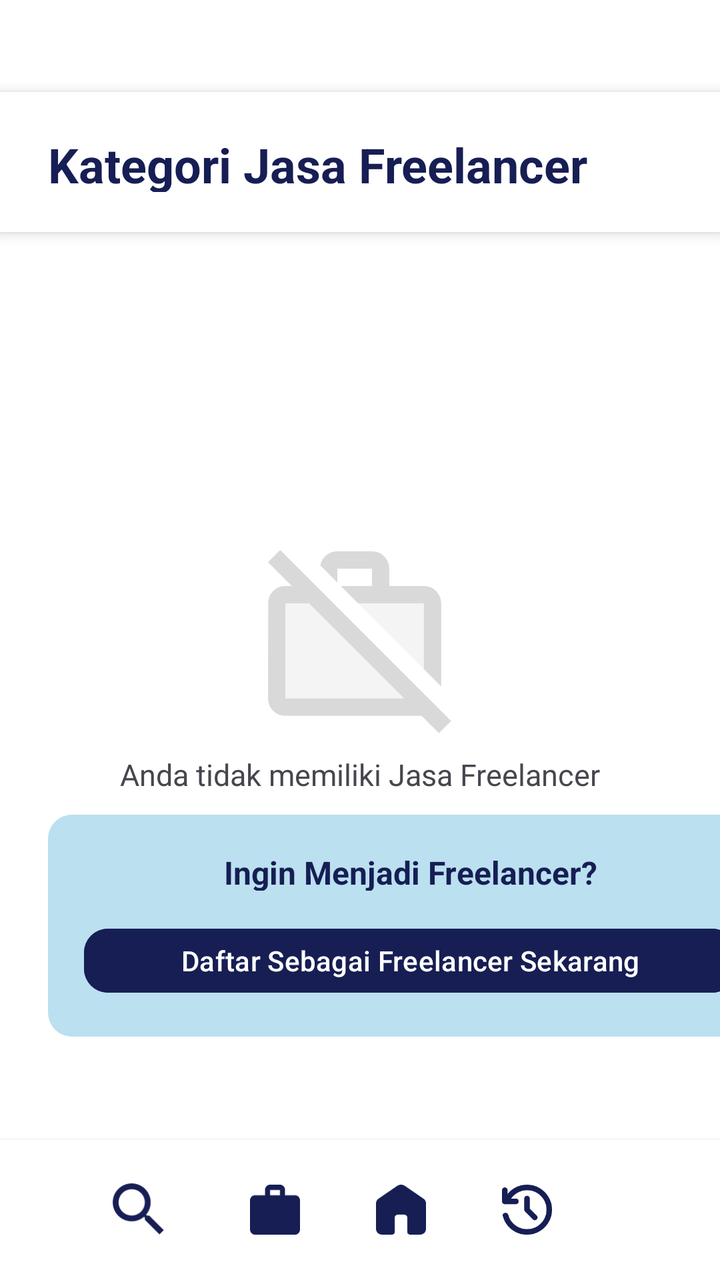
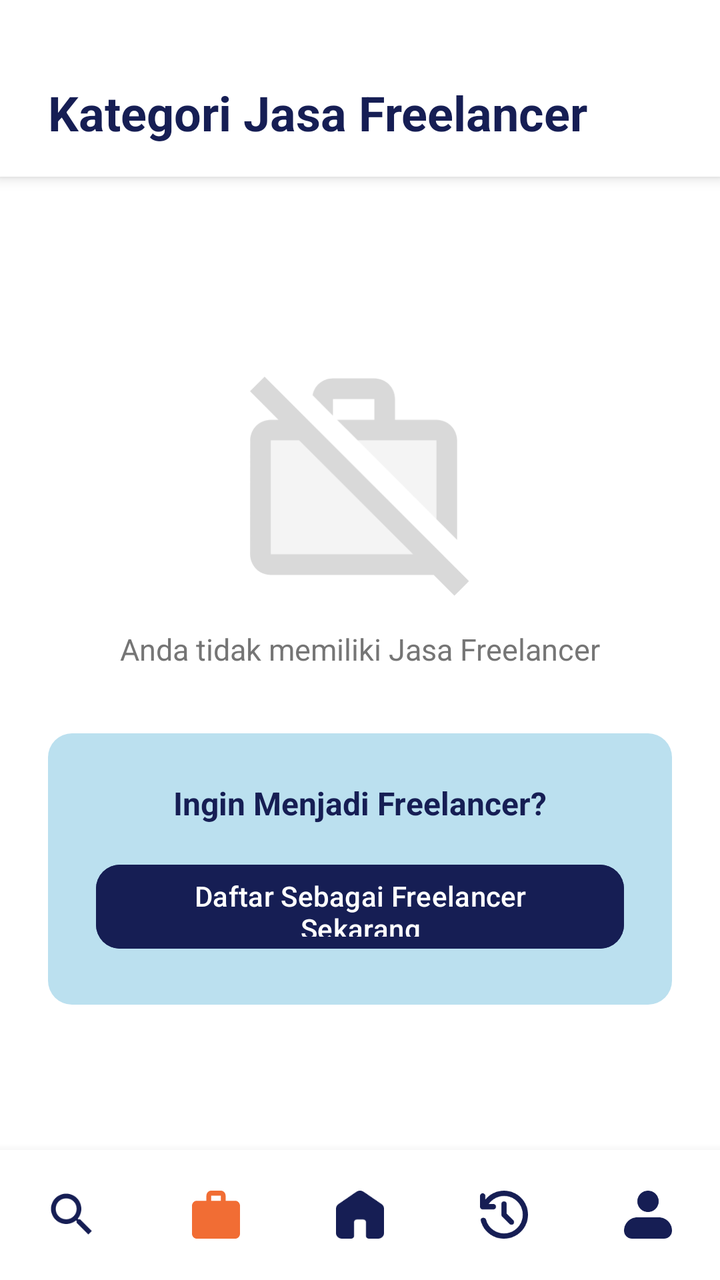

Compare the two renders of this Android layout. The source of the first and the diff that turns it into the second are given below.
<!-- AndroidManifest.xml: application theme Theme.KelolaJasa -->
<!-- res/layout/kelolajasafreelancer1.xml -->
<?xml version="1.0" encoding="utf-8"?>
<androidx.constraintlayout.widget.ConstraintLayout xmlns:android="http://schemas.android.com/apk/res/android"
    xmlns:app="http://schemas.android.com/apk/res-auto"
    xmlns:tools="http://schemas.android.com/tools"
    android:layout_width="match_parent"
    android:layout_height="match_parent"
    android:background="#FFFFFF">

    
    <LinearLayout
        android:id="@+id/linearLayout"
        android:layout_width="match_parent"
        android:layout_height="70dp"
        android:layout_marginTop="46dp"
        android:background="#FFFFFF"
        android:elevation="4dp"
        android:gravity="center_vertical"
        android:orientation="horizontal"
        android:paddingStart="24dp"
        android:paddingEnd="24dp"
        app:layout_constraintStart_toStartOf="parent"
        app:layout_constraintTop_toTopOf="parent">

        <TextView
            android:layout_width="wrap_content"
            android:layout_height="30dp"
            android:background="#ffffff"
            android:drawablePadding="8dp"
            android:gravity="center_vertical"
            android:paddingEnd="24dp"
            android:text="Kategori Jasa Freelancer"
            android:textColor="#161E54"
            android:textSize="24sp"
            android:textStyle="bold" />
    </LinearLayout>

    
    <LinearLayout
        android:id="@+id/linearLayout2"
        android:layout_width="match_parent"
        android:layout_height="70dp"
        android:background="#FFFFFF"
        android:elevation="4dp"
        android:gravity="center_vertical"
        android:orientation="horizontal"
        android:paddingStart="52dp"
        android:paddingEnd="52dp"
        app:layout_constraintStart_toStartOf="parent"
        app:layout_constraintBottom_toBottomOf="parent"
        app:layout_constraintEnd_toEndOf="parent">

        <ImageView
            android:id="@+id/btncari"
            android:layout_width="35dp"
            android:layout_height="35dp"
            android:layout_marginEnd="38dp"
            android:src="@drawable/icon_search"
            app:tint="#161E54"/>

        <ImageView
            android:id="@+id/btnbag"
            android:layout_width="25dp"
            android:layout_height="25dp"
            android:layout_marginEnd="38dp"
            android:src="@drawable/ic_bag" />

        <ImageView
            android:id="@+id/btnhome"
            android:layout_width="25dp"
            android:layout_height="25dp"
            android:layout_marginEnd="38dp"
            android:src="@drawable/ic_home" />

        <ImageView
            android:id="@+id/btnriwayat"
            android:layout_width="25dp"
            android:layout_height="25dp"
            android:layout_marginEnd="38dp"
            android:src="@drawable/ic_history" />

        <ImageView
            android:id="@+id/btnprofil"
            android:layout_width="25dp"
            android:layout_height="25dp"
            android:src="@drawable/ic_profilbtn" />
    </LinearLayout>

    <ImageView
        android:id="@+id/tdkadajasa"
        android:layout_width="92dp"
        android:layout_height="92dp"
        android:layout_marginStart="159.5dp"
        android:layout_marginTop="159dp"
        android:layout_marginEnd="159.5dp"
        android:src="@drawable/ic_tdkadajasa"
        app:layout_constraintEnd_toEndOf="parent"
        app:layout_constraintStart_toStartOf="parent"
        app:layout_constraintTop_toBottomOf="@+id/linearLayout" />

    <TextView
        android:id="@+id/textView2"
        android:layout_width="wrap_content"
        android:layout_height="wrap_content"
        android:layout_marginStart="86dp"
        android:layout_marginTop="10dp"
        android:layout_marginEnd="86dp"
        android:text="Anda tidak memiliki Jasa Freelancer"
        android:textSize="15sp"
        android:textStyle="normal"
        app:layout_constraintEnd_toEndOf="parent"
        app:layout_constraintStart_toStartOf="parent"
        app:layout_constraintTop_toBottomOf="@+id/tdkadajasa" />

    <LinearLayout
        android:layout_width="364dp"
        android:layout_height="111dp"
        android:orientation="vertical"
        android:layout_marginTop="10dp"
        android:layout_marginStart="24dp"
        android:gravity="center_vertical"
        android:background="@drawable/bg_daftarjasa"
        app:layout_constraintStart_toStartOf="parent"
        app:layout_constraintTop_toBottomOf="@+id/textView2">

        <TextView
            android:layout_width="wrap_content"
            android:layout_height="20dp"
            android:layout_marginStart="88dp"
            android:text="Ingin Menjadi Freelancer?"
            android:textColor="#161E54"
            android:textSize="16sp"
            android:textStyle="bold"
            app:layout_constraintStart_toStartOf="parent"
            app:layout_constraintTop_toTopOf="parent"
            tools:ignore="MissingConstraints" />

        <Button
            android:id="@+id/dftrfreelancer"
            android:layout_width="326dp"
            android:layout_height="40dp"
            android:layout_marginStart="18dp"
            android:layout_marginTop="15dp"
            android:backgroundTint="#161E54"
            app:cornerRadius="12dp"
            android:text="Daftar Sebagai Freelancer Sekarang"
            android:textSize="14sp"/>

    </LinearLayout>

</androidx.constraintlayout.widget.ConstraintLayout>
<!-- resources referenced by this layout -->
<resources>
  <!-- drawable bg_daftarjasa (drawable) -->
  <shape xmlns:android="http://schemas.android.com/apk/res/android">
      <solid android:color="#BBE0EF"/>
      <corners android:radius="12dp"/>
  </shape>
  <!-- drawable ic_bag (drawable) -->
  <vector xmlns:android="http://schemas.android.com/apk/res/android" android:autoMirrored="true" android:height="20dp" android:viewportHeight="20" android:viewportWidth="20" android:width="20dp">
        
      <path android:fillColor="#161E54" android:pathData="M2,20C1.45,20 0.979,19.794 0.588,19.382C0.197,18.97 0.001,18.474 0,17.895V6.316C0,5.737 0.196,5.241 0.588,4.829C0.98,4.418 1.451,4.211 2,4.211H6V2.105C6,1.526 6.196,1.031 6.588,0.619C6.98,0.207 7.451,0.001 8,0H12C12.55,0 13.021,0.206 13.413,0.619C13.805,1.032 14.001,1.527 14,2.105V4.211H18C18.55,4.211 19.021,4.417 19.413,4.829C19.805,5.242 20.001,5.738 20,6.316V17.895C20,18.474 19.804,18.969 19.413,19.382C19.022,19.795 18.551,20.001 18,20H2ZM8,4.211H12V2.105H8V4.211Z"/>
      
  </vector>
  <!-- drawable ic_profilbtn (drawable) -->
  <vector xmlns:android="http://schemas.android.com/apk/res/android" android:autoMirrored="true" android:height="20dp" android:viewportHeight="20" android:viewportWidth="20" android:width="20dp">
        
      <path android:fillColor="#161E54" android:fillType="evenOdd" android:pathData="M5.556,4.444C5.556,3.266 6.024,2.135 6.857,1.302C7.691,0.468 8.821,0 10,0C11.179,0 12.309,0.468 13.143,1.302C13.976,2.135 14.444,3.266 14.444,4.444C14.444,5.623 13.976,6.754 13.143,7.587C12.309,8.421 11.179,8.889 10,8.889C8.821,8.889 7.691,8.421 6.857,7.587C6.024,6.754 5.556,5.623 5.556,4.444ZM5.556,11.111C4.082,11.111 2.669,11.696 1.627,12.738C0.585,13.78 0,15.193 0,16.667C0,17.551 0.351,18.399 0.976,19.024C1.601,19.649 2.449,20 3.333,20H16.667C17.551,20 18.399,19.649 19.024,19.024C19.649,18.399 20,17.551 20,16.667C20,15.193 19.415,13.78 18.373,12.738C17.331,11.696 15.918,11.111 14.444,11.111H5.556Z"/>
      
  </vector>
  <!-- drawable ic_tdkadajasa (drawable) -->
  <vector xmlns:android="http://schemas.android.com/apk/res/android" android:autoMirrored="true" android:height="93dp" android:viewportHeight="93" android:viewportWidth="93" android:width="93dp">
        
      <path android:fillAlpha="0.15" android:fillColor="#B3B3B3" android:pathData="M8.794,26.95V75.075H68.906L20.781,26.95H8.794ZM45.544,26.95L78.794,60.2V26.95H45.544Z" android:strokeAlpha="0.3"/>
        
      <path android:fillAlpha="0.5" android:fillColor="#B3B3B3" android:pathData="M35.044,9.45H52.544V18.2H36.794L45.544,26.95H78.794V60.2L87.544,68.95V26.95C87.544,22.094 83.65,18.2 78.794,18.2H61.294V9.45C61.294,4.594 57.4,0.7 52.544,0.7H35.044C30.712,0.7 27.169,3.763 26.469,7.875L35.044,16.45V9.45ZM6.169,0L0,6.169L12.031,18.2H8.794C3.938,18.2 0.087,22.094 0.087,26.95L0.044,75.075C0.044,79.931 3.938,83.825 8.794,83.825H77.656L86.406,92.575L92.575,86.406L6.169,0ZM8.794,75.075V26.95H20.781L68.906,75.075H8.794Z"/>
      
  </vector>
  <!-- drawable icon_search (drawable) -->
  <vector xmlns:android="http://schemas.android.com/apk/res/android" android:height="33dp" android:tint="#F16D34" android:viewportHeight="24" android:viewportWidth="24" android:width="33dp">
        
      <path android:fillColor="@android:color/white" android:pathData="M15.5,14h-0.79l-0.28,-0.27C15.41,12.59 16,11.11 16,9.5 16,5.91 13.09,3 9.5,3S3,5.91 3,9.5 5.91,16 9.5,16c1.61,0 3.09,-0.59 4.23,-1.57l0.27,0.28v0.79l5,4.99L20.49,19l-4.99,-5zM9.5,14C7.01,14 5,11.99 5,9.5S7.01,5 9.5,5 14,7.01 14,9.5 11.99,14 9.5,14z"/>
      
  </vector>
  <style name="Theme.KelolaJasa" parent="Base.Theme.KelolaJasa" />
  <style name="Base.Theme.KelolaJasa" parent="Theme.Material3.DayNight.NoActionBar">
          
          
      </style>
  <!-- unchanged entries left out for length: 2 -->
</resources>

<!-- the commit's change to res/layout/kelolajasafreelancer1.xml (unified diff, before → after) -->
@@ -1,97 +1,41 @@
 <?xml version="1.0" encoding="utf-8"?>
-<androidx.constraintlayout.widget.ConstraintLayout xmlns:android="http://schemas.android.com/apk/res/android"
+<androidx.constraintlayout.widget.ConstraintLayout
+    xmlns:android="http://schemas.android.com/apk/res/android"
     xmlns:app="http://schemas.android.com/apk/res-auto"
     xmlns:tools="http://schemas.android.com/tools"
     android:layout_width="match_parent"
     android:layout_height="match_parent"
     android:background="#FFFFFF">
 
-    
     <LinearLayout
         android:id="@+id/linearLayout"
         android:layout_width="match_parent"
-        android:layout_height="70dp"
-        android:layout_marginTop="46dp"
+        android:layout_height="wrap_content"
         android:background="#FFFFFF"
         android:elevation="4dp"
         android:gravity="center_vertical"
         android:orientation="horizontal"
-        android:paddingStart="24dp"
-        android:paddingEnd="24dp"
+        android:paddingHorizontal="24dp"
+        android:paddingTop="40dp"
+        android:paddingBottom="16dp"
         app:layout_constraintStart_toStartOf="parent"
         app:layout_constraintTop_toTopOf="parent">
 
         <TextView
             android:layout_width="wrap_content"
-            android:layout_height="30dp"
-            android:background="#ffffff"
-            android:drawablePadding="8dp"
+            android:layout_height="wrap_content"
             android:gravity="center_vertical"
-            android:paddingEnd="24dp"
             android:text="Kategori Jasa Freelancer"
             android:textColor="#161E54"
             android:textSize="24sp"
             android:textStyle="bold" />
     </LinearLayout>
 
-    
-    <LinearLayout
-        android:id="@+id/linearLayout2"
-        android:layout_width="match_parent"
-        android:layout_height="70dp"
-        android:background="#FFFFFF"
-        android:elevation="4dp"
-        android:gravity="center_vertical"
-        android:orientation="horizontal"
-        android:paddingStart="52dp"
-        android:paddingEnd="52dp"
-        app:layout_constraintStart_toStartOf="parent"
-        app:layout_constraintBottom_toBottomOf="parent"
-        app:layout_constraintEnd_toEndOf="parent">
-
-        <ImageView
-            android:id="@+id/btncari"
-            android:layout_width="35dp"
-            android:layout_height="35dp"
-            android:layout_marginEnd="38dp"
-            android:src="@drawable/icon_search"
-            app:tint="#161E54"/>
-
-        <ImageView
-            android:id="@+id/btnbag"
-            android:layout_width="25dp"
-            android:layout_height="25dp"
-            android:layout_marginEnd="38dp"
-            android:src="@drawable/ic_bag" />
-
-        <ImageView
-            android:id="@+id/btnhome"
-            android:layout_width="25dp"
-            android:layout_height="25dp"
-            android:layout_marginEnd="38dp"
-            android:src="@drawable/ic_home" />
-
-        <ImageView
-            android:id="@+id/btnriwayat"
-            android:layout_width="25dp"
-            android:layout_height="25dp"
-            android:layout_marginEnd="38dp"
-            android:src="@drawable/ic_history" />
-
-        <ImageView
-            android:id="@+id/btnprofil"
-            android:layout_width="25dp"
-            android:layout_height="25dp"
-            android:src="@drawable/ic_profilbtn" />
-    </LinearLayout>
-
     <ImageView
         android:id="@+id/tdkadajasa"
-        android:layout_width="92dp"
-        android:layout_height="92dp"
-        android:layout_marginStart="159.5dp"
-        android:layout_marginTop="159dp"
-        android:layout_marginEnd="159.5dp"
+        android:layout_width="110dp"
+        android:layout_height="110dp"
+        android:layout_marginTop="100dp"
         android:src="@drawable/ic_tdkadajasa"
         app:layout_constraintEnd_toEndOf="parent"
         app:layout_constraintStart_toStartOf="parent"
@@ -101,50 +45,96 @@
         android:id="@+id/textView2"
         android:layout_width="wrap_content"
         android:layout_height="wrap_content"
-        android:layout_marginStart="86dp"
-        android:layout_marginTop="10dp"
-        android:layout_marginEnd="86dp"
+        android:layout_marginTop="16dp"
         android:text="Anda tidak memiliki Jasa Freelancer"
+        android:textColor="#757575"
         android:textSize="15sp"
-        android:textStyle="normal"
         app:layout_constraintEnd_toEndOf="parent"
         app:layout_constraintStart_toStartOf="parent"
         app:layout_constraintTop_toBottomOf="@+id/tdkadajasa" />
 
     <LinearLayout
-        android:layout_width="364dp"
-        android:layout_height="111dp"
+        android:layout_width="match_parent"
+        android:layout_height="wrap_content"
+        android:layout_marginHorizontal="24dp"
+        android:layout_marginTop="32dp"
+        android:background="@drawable/bg_daftarjasa"
+        android:gravity="center"
         android:orientation="vertical"
-        android:layout_marginTop="10dp"
-        android:layout_marginStart="24dp"
-        android:gravity="center_vertical"
-        android:background="@drawable/bg_daftarjasa"
+        android:padding="24dp"
+        app:layout_constraintEnd_toEndOf="parent"
         app:layout_constraintStart_toStartOf="parent"
         app:layout_constraintTop_toBottomOf="@+id/textView2">
 
         <TextView
             android:layout_width="wrap_content"
-            android:layout_height="20dp"
-            android:layout_marginStart="88dp"
+            android:layout_height="wrap_content"
             android:text="Ingin Menjadi Freelancer?"
             android:textColor="#161E54"
             android:textSize="16sp"
-            android:textStyle="bold"
-            app:layout_constraintStart_toStartOf="parent"
-            app:layout_constraintTop_toTopOf="parent"
-            tools:ignore="MissingConstraints" />
+            android:textStyle="bold" />
 
         <Button
             android:id="@+id/dftrfreelancer"
-            android:layout_width="326dp"
-            android:layout_height="40dp"
-            android:layout_marginStart="18dp"
-            android:layout_marginTop="15dp"
+            android:layout_width="match_parent"
+            android:layout_height="50dp"
+            android:layout_marginTop="16dp"
             android:backgroundTint="#161E54"
-            app:cornerRadius="12dp"
             android:text="Daftar Sebagai Freelancer Sekarang"
-            android:textSize="14sp"/>
+            android:textAllCaps="false"
+            android:textSize="14sp"
+            app:cornerRadius="12dp" />
+    </LinearLayout>
 
+    <LinearLayout
+        android:id="@+id/linearLayout2"
+        android:layout_width="match_parent"
+        android:layout_height="65dp"
+        android:background="#FFFFFF"
+        android:elevation="8dp"
+        android:gravity="center_vertical"
+        android:orientation="horizontal"
+        android:weightSum="5"
+        app:layout_constraintBottom_toBottomOf="parent"
+        app:layout_constraintEnd_toEndOf="parent"
+        app:layout_constraintStart_toStartOf="parent">
+
+        <ImageView
+            android:id="@+id/btncari"
+            android:layout_width="0dp"
+            android:layout_height="28dp"
+            android:layout_weight="1"
+            android:src="@drawable/icon_search"
+            app:tint="#161E54" />
+
+        <ImageView
+            android:id="@+id/btnbag"
+            android:layout_width="0dp"
+            android:layout_height="24dp"
+            android:layout_weight="1"
+            android:src="@drawable/ic_bag"
+            app:tint="#F16D34" />
+
+        <ImageView
+            android:id="@+id/btnhome"
+            android:layout_width="0dp"
+            android:layout_height="24dp"
+            android:layout_weight="1"
+            android:src="@drawable/ic_home" />
+
+        <ImageView
+            android:id="@+id/btnriwayat"
+            android:layout_width="0dp"
+            android:layout_height="24dp"
+            android:layout_weight="1"
+            android:src="@drawable/ic_history" />
+
+        <ImageView
+            android:id="@+id/btnprofil"
+            android:layout_width="0dp"
+            android:layout_height="24dp"
+            android:layout_weight="1"
+            android:src="@drawable/ic_profilbtn" />
     </LinearLayout>
 
 </androidx.constraintlayout.widget.ConstraintLayout>
